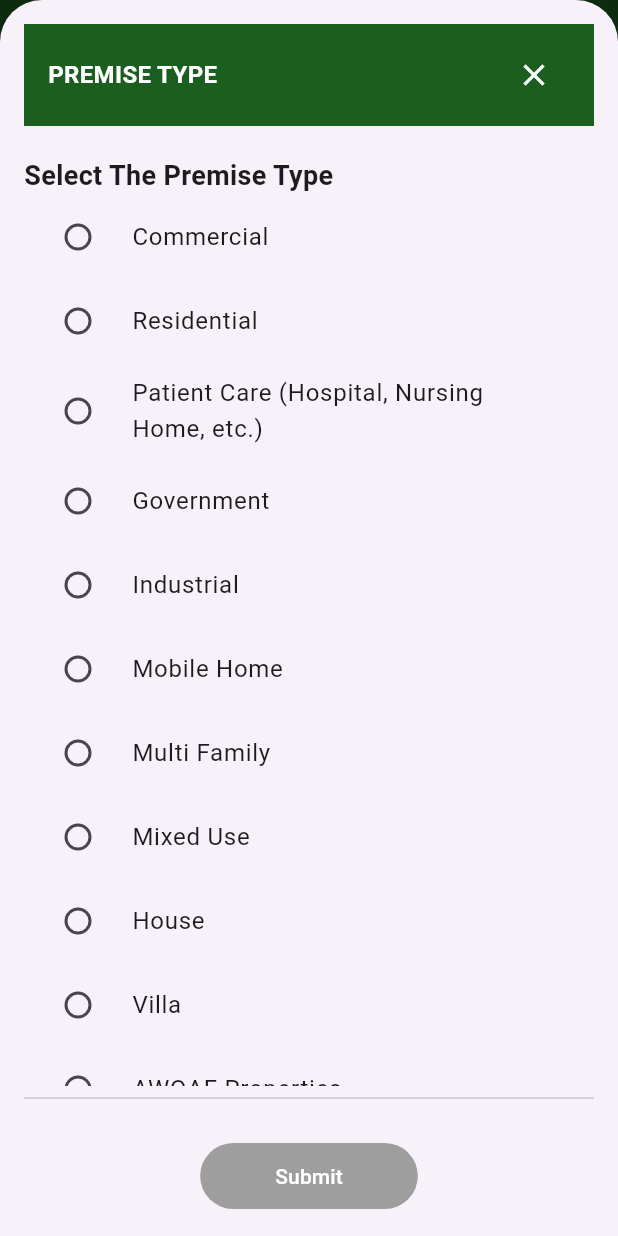
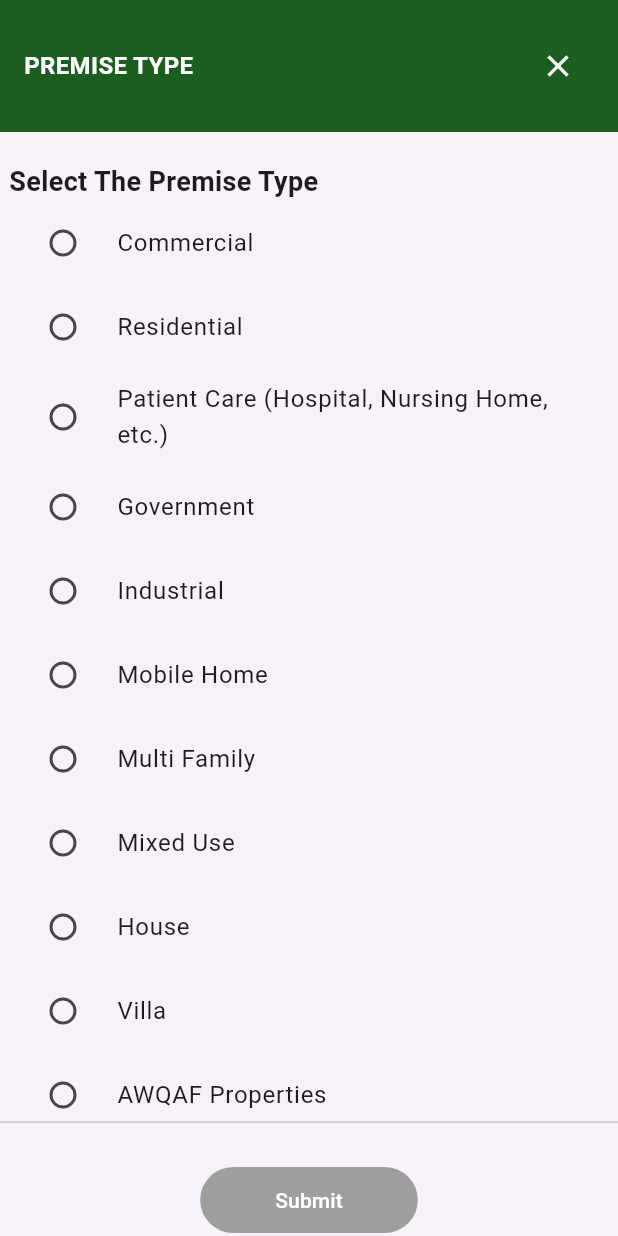
Before and after one commit to Sandhya1510/submit_screen_flutter, a Flutter app: the screen it shows after launch, after a tap on "Start", on a phone screen of 412 x 824 dp. Run offline on Flutter 3.47's test engine with Material 3 defaults, Android fonts, the phone set to English and light mode, and no system bars.

Commit message:
changes updated

```diff
--- a/lib/main.dart
+++ b/lib/main.dart
@@ -36,11 +36,9 @@ class HomeScreen extends StatelessWidget {
           ),
         ],
       ),
-
       body: Center(
-        child: Container(
-          child: Column(  // Use Column to arrange widgets vertically
-            mainAxisSize: MainAxisSize.min, // Prevents unnecessary stretching
+          child: Column(  //(Use Column to arrange widgets vertically)
+            mainAxisAlignment: MainAxisAlignment.center,
             children: [
               Text(
                 "Welcome to the Home Screen",
@@ -56,7 +54,6 @@ class HomeScreen extends StatelessWidget {
                 child: Text("Start", style: TextStyle(color: Colors.white)),
               ),
             ],
-          ),
           ),
         ),
       );
@@ -100,13 +97,12 @@ class _PremiseSheetState extends State<PremiseSheet> {
   @override
   Widget build(BuildContext context) {
     return Container(
-      padding: EdgeInsets.all(16),
       height: MediaQuery.of(context).size.height,
       child: Column(
         children: [
           Container(
             color: Colors.green[900],
-            padding: EdgeInsets.symmetric(vertical: 10, horizontal: 16),
+            padding: EdgeInsets.symmetric(vertical: 20, horizontal: 16),
             child: Row(
               mainAxisAlignment: MainAxisAlignment.spaceBetween,
               children: [
@@ -128,19 +124,26 @@ class _PremiseSheetState extends State<PremiseSheet> {
           SizedBox(height: 20,),
           // Text("Select The Premise Type", style: TextStyle(fontWeight: FontWeight.bold, fontSize: 18,)),
 
-          Align(
+          Padding(
+            padding: EdgeInsets.symmetric(horizontal: 6, vertical: 0), // Apply padding
+            child: Align(
               alignment: Alignment.centerLeft,
               child: Text(
                 "Select The Premise Type",
-              style: TextStyle(fontWeight: FontWeight.bold, fontSize: 18,),
+                style: TextStyle(fontWeight: FontWeight.bold, fontSize: 18),
+              ),
             ),
           ),
 
           Expanded(
+            child: Padding(
+              padding: EdgeInsets.symmetric(horizontal: 6), // Padding around list items
               child: ListView.builder(
                 itemCount: premiseTypes.length,
                 itemBuilder: (context, index) {
-                return RadioListTile(               //(The premise types will display with radio buttons)
+                  return Padding(
+                    padding: EdgeInsets.symmetric(vertical: 0), // Spacing between items
+                    child: RadioListTile(
                       title: Text(premiseTypes[index]),
                       value: premiseTypes[index],
                       groupValue: selectedPremise,
@@ -148,11 +151,14 @@ class _PremiseSheetState extends State<PremiseSheet> {
                         setState(() {
                           selectedPremise = value;
                         });
-                    }
+                      },
+                    ),
                   );
                 },
               ),
             ),
+          ),
+
           Divider(),
           SizedBox(height: 20,),
           ElevatedButton(
```
Lines whose indentation alone changed are shown as unchanged.
